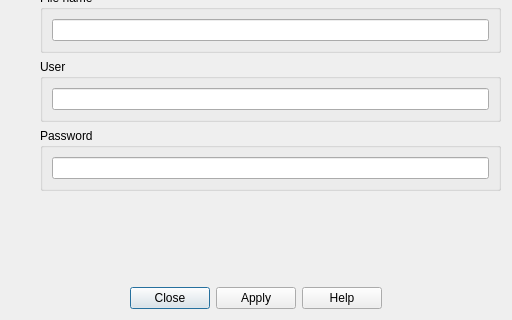
First picture: the form in App/Ui/UpdateWebOrderServerDialog.ui, repository paolodestefani/pySagra, before the edit; both pictures show x 0 to 512 and y 160 to 480 of the 512 by 480 pixel window.
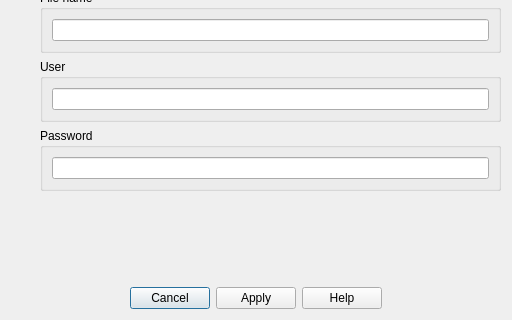
Second picture: the form after the edit. Custom widgets are drawn as their Qt base class.

Patch:
```diff
--- a/App/Ui/UpdateWebOrderServerDialog.ui
+++ b/App/Ui/UpdateWebOrderServerDialog.ui
@@ -153,7 +153,7 @@
       <enum>Qt::Orientation::Horizontal</enum>
      </property>
      <property name="standardButtons">
-      <set>QDialogButtonBox::StandardButton::Apply|QDialogButtonBox::StandardButton::Close|QDialogButtonBox::StandardButton::Help</set>
+      <set>QDialogButtonBox::StandardButton::Apply|QDialogButtonBox::StandardButton::Cancel|QDialogButtonBox::StandardButton::Help</set>
      </property>
      <property name="centerButtons">
       <bool>true</bool>
```
